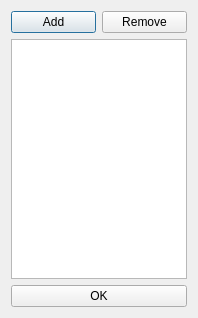
Before: the Qt Designer form SCHNApps/forms/camerasDialog.ui in cgogn/CGoGN, drawn with Qt 5.
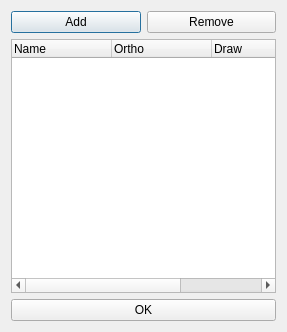
After: the same form once the commit is applied.

Commit message: SCHNApps: update camera draw

What changed in the file:
```diff
--- a/SCHNApps/forms/camerasDialog.ui
+++ b/SCHNApps/forms/camerasDialog.ui
@@ -6,15 +6,13 @@
    <rect>
     <x>0</x>
     <y>0</y>
-    <width>198</width>
-    <height>318</height>
+    <width>287</width>
+    <height>332</height>
    </rect>
   </property>
   <property name="windowTitle">
    <string>CamerasDialog</string>
   </property>
-  <layout class="QVBoxLayout" name="verticalLayout_2">
-   <item>
     <layout class="QVBoxLayout" name="verticalLayout">
      <item>
       <layout class="QHBoxLayout" name="horizontalLayout">
@@ -35,13 +33,28 @@
       </layout>
      </item>
      <item>
-      <widget class="QListWidget" name="cameraList">
-       <property name="selectionMode">
-        <enum>QAbstractItemView::ExtendedSelection</enum>
-       </property>
-      </widget>
-     </item>
-    </layout>
+    <widget class="QTreeWidget" name="cameraList">
+     <column>
+      <property name="text">
+       <string>Name</string>
+      </property>
+     </column>
+     <column>
+      <property name="text">
+       <string>Ortho</string>
+      </property>
+     </column>
+     <column>
+      <property name="text">
+       <string>Draw</string>
+      </property>
+     </column>
+     <column>
+      <property name="text">
+       <string>Draw path</string>
+      </property>
+     </column>
+    </widget>
    </item>
    <item>
     <widget class="QPushButton" name="OKButton">
```
Lines whose indentation alone changed are shown as unchanged. The commit also changes 12 other files.
